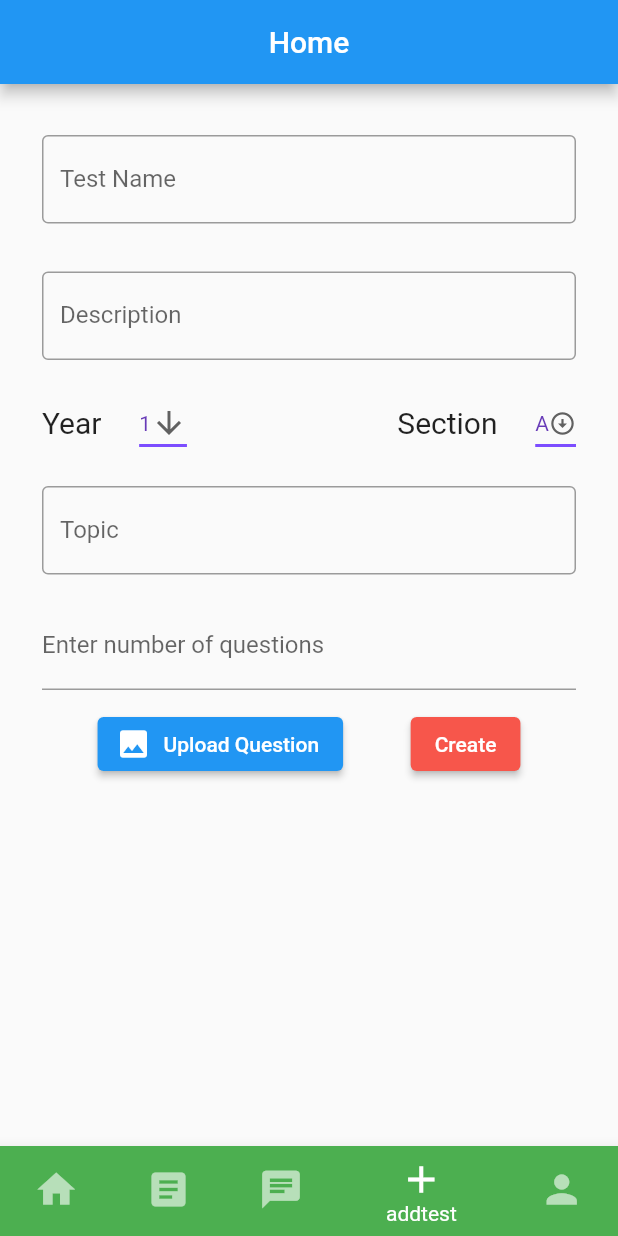
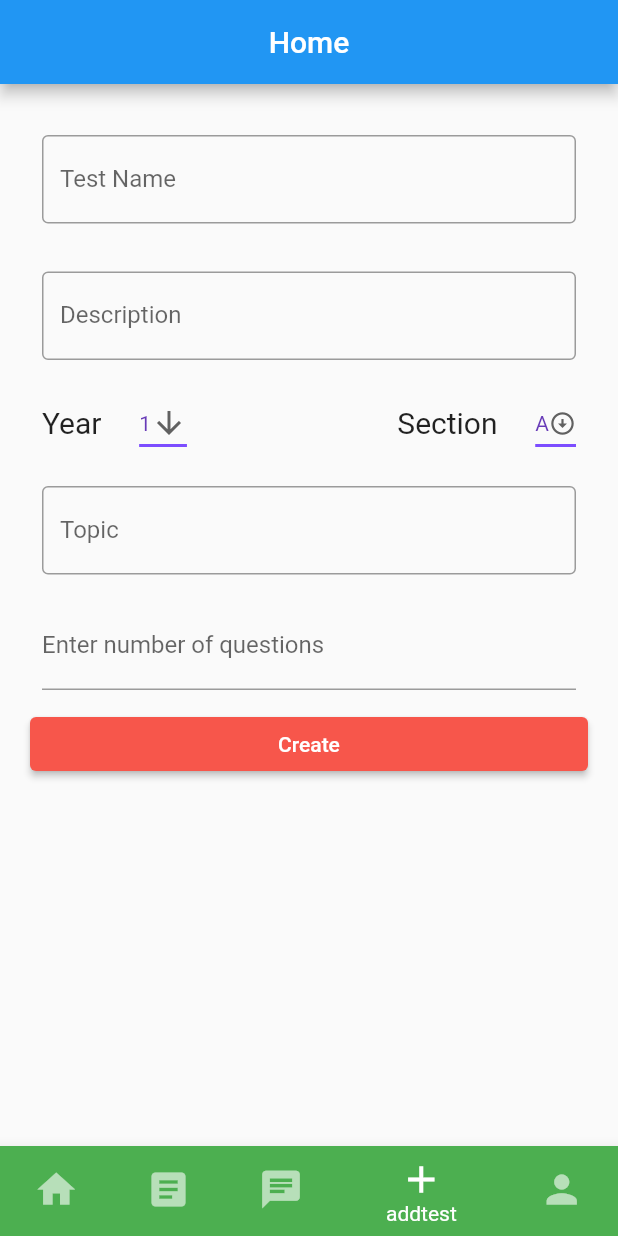
Before and after one commit to SmartShala/SmartShala_frontend-Flutter-, a Flutter app: the screen it shows after launch, item 4 of the bottom bar chosen, on a phone screen of 412 x 824 dp. Run offline on Flutter 3.47's test engine with Material 2 defaults, Android fonts, the phone set to English and light mode, and no system bars; our stand-ins replace animated_splash_screen, image_picker; network calls fail.

Commit message:
feat:  - save user input in text controllers  - add details model that convert user input to json  - add input validation  - add button onpress logic  - render question number according to number added in question number    field in test details page
chore:
 - remove image upload button

todo:
 - write api post logic
 - write input retention for test options
 - change test creation page ui and add required fields

deprecate:
 - image_picker dependency

```diff
--- a/smart_shala/lib/addtest.dart
+++ b/smart_shala/lib/addtest.dart
@@ -1,6 +1,9 @@
+import 'dart:developer';
+
 import 'package:flutter/material.dart';
 import 'package:image_picker/image_picker.dart';
 import 'test_creation.dart';
+import 'models/testdetailsmodel.dart';
 
 class TestDetails extends StatefulWidget {
   const TestDetails({Key? key}) : super(key: key);
@@ -11,9 +14,25 @@ class TestDetails extends StatefulWidget {
 
 class _TestDetailsState extends State<TestDetails> {
   final _formkey = GlobalKey<FormState>();
+
   int? year = 1;
   String? section = 'A';
-  // Function nameOnSaved (value) => ;
+  final name = TextEditingController();
+  final desc = TextEditingController();
+  final topic = TextEditingController();
+  final quesNum = TextEditingController();
+
+  /// Override the default destructor to destruct resources taken by
+  /// controllers first
+  @override
+  void dispose() {
+    name.dispose();
+    desc.dispose();
+    topic.dispose();
+    quesNum.dispose();
+    super.dispose();
+  }
+
   @override
   Widget build(BuildContext context) {
     return Form(
@@ -26,9 +45,9 @@ class _TestDetailsState extends State<TestDetails> {
             crossAxisAlignment: CrossAxisAlignment.center,
             children: <Widget>[
               // Test Name Field
-              _getPaddedText('Test Name'),
+              _getPaddedText('Test Name', controller: name),
               // Test Description Field
-              _getPaddedText('Description'),
+              _getPaddedText('Description', controller: desc),
               // Year and Section Row
               Padding(
                 padding:
@@ -89,43 +108,62 @@ class _TestDetailsState extends State<TestDetails> {
                 ),
               ),
               // Test Topic Field
-              _getPaddedText('Topic'),
+              _getPaddedText('Topic', controller: topic),
 
+              // Question Number Field
               Padding(
                 padding: const EdgeInsets.symmetric(horizontal: 8, vertical: 2),
                 child: TextFormField(
+                  validator: (value) {
+                    int intval;
+
+                    if (value == null || value.isEmpty) {
+                      return 'Required Field';
+                    }
+                    try {
+                      intval = int.parse(value);
+                    } on FormatException {
+                      return 'Non-number character input';
+                    }
+                    if (intval < 1) {
+                      return 'Invalid Question Number';
+                    }
+                    return null;
+                  },
+                  controller: quesNum,
                   decoration: const InputDecoration(
                       labelText: "Enter number of questions"),
                   keyboardType: TextInputType.number,
                 ),
               ),
+
+              // Creation Button
               Padding(
                 padding: const EdgeInsets.symmetric(vertical: 10),
                 child: SizedBox(
                   width: double.infinity,
-                  child: Row(
-                      mainAxisAlignment: MainAxisAlignment.spaceEvenly,
-                      children: [
-                        ElevatedButton.icon(
+                  child: ElevatedButton(
                     onPressed: () {
-                            imageSelectorGallery();
-                          },
-                          icon: const Icon(Icons.image),
-                          label: const Text('Upload Question'),
+                      if (_formkey.currentState!.validate()) {
+                        _sendDetailsToApi(TestDetailsModel(
+                            name: name.text,
+                            desc: desc.text,
+                            year: year!,
+                            sec: section!,
+                            topic: topic.text));
+
+                        Navigator.of(context).push(MaterialPageRoute(
+                          builder: (BuildContext context) => TestCreationPage(
+                            totalQuestions: int.parse(quesNum.text),
                           ),
-                        ElevatedButton(
-                          onPressed: () {
-                            Navigator.of(context).push(MaterialPageRoute(
-                                builder: (BuildContext context) =>
-                                    const TestCreationPage()));
-                            // TODO: Add data validation and store input data
+                        ));
+                      }
                     },
                     style: ElevatedButton.styleFrom(
                       primary: const Color.fromARGB(255, 247, 86, 75),
                     ),
                     child: const Text('Create'),
-                        )
-                      ]),
+                  ),
                 ),
               ),
             ],
@@ -135,12 +173,22 @@ class _TestDetailsState extends State<TestDetails> {
     );
   }
 
-  Widget _getPaddedText(String label, {double px = 8, double py = 16}) {
+  void _sendDetailsToApi(TestDetailsModel model) {
+    // TODO: Send model to api
+    log(model.toJson().toString());
+  }
+
+  Widget _getPaddedText(String label,
+      {required TextEditingController controller,
+      double px = 8,
+      double py = 16}) {
     /// Generate padded textform widgets with default padding parameters
     /// to avoid unnecessary duplicating
+
     return Padding(
       padding: EdgeInsets.symmetric(horizontal: px, vertical: py),
       child: TextFormField(
+        controller: controller,
         validator: (value) {
           if (value == null || value.isEmpty) {
             return 'Required Field';
@@ -159,7 +207,7 @@ class _TestDetailsState extends State<TestDetails> {
   }
 
   Future<List<XFile>?> imageSelectorGallery() async {
-    dynamic scaf = ScaffoldMessenger.of(context);
+    final scaf = ScaffoldMessenger.of(context);
     final ImagePicker picker = ImagePicker();
     // Pick images for question; may need to add option to choose a pdf
     final List<XFile>? image = await picker.pickMultiImage();
--- /dev/null
+++ b/smart_shala/lib/models/testdetailsmodel.dart
@@ -0,0 +1,34 @@
+// Serializable model to hold the test details
+
+class TestDetailsModel {
+  final String name;
+  final String desc;
+  final int year;
+  final String sec;
+  final String topic;
+
+  const TestDetailsModel({
+    required this.name,
+    required this.desc,
+    required this.year,
+    required this.sec,
+    required this.topic,
+  });
+
+  factory TestDetailsModel.fromJson(Map<String, dynamic> json) {
+    return TestDetailsModel(
+        name: json['name'] as String,
+        desc: json['desc'] as String,
+        year: json['year'] as int,
+        sec: json['sec'] as String,
+        topic: json['topic'] as String);
+  }
+
+  Map<String, dynamic> toJson() => {
+    'name': name,
+    'desc': desc,
+    'year': year,
+    'sec': sec,
+    'topic': topic,
+  };
+}
```
Also changed, not shown: smart_shala/lib/test_creation.dart (+6 -2 lines). Lines whose indentation alone changed are shown as unchanged.
